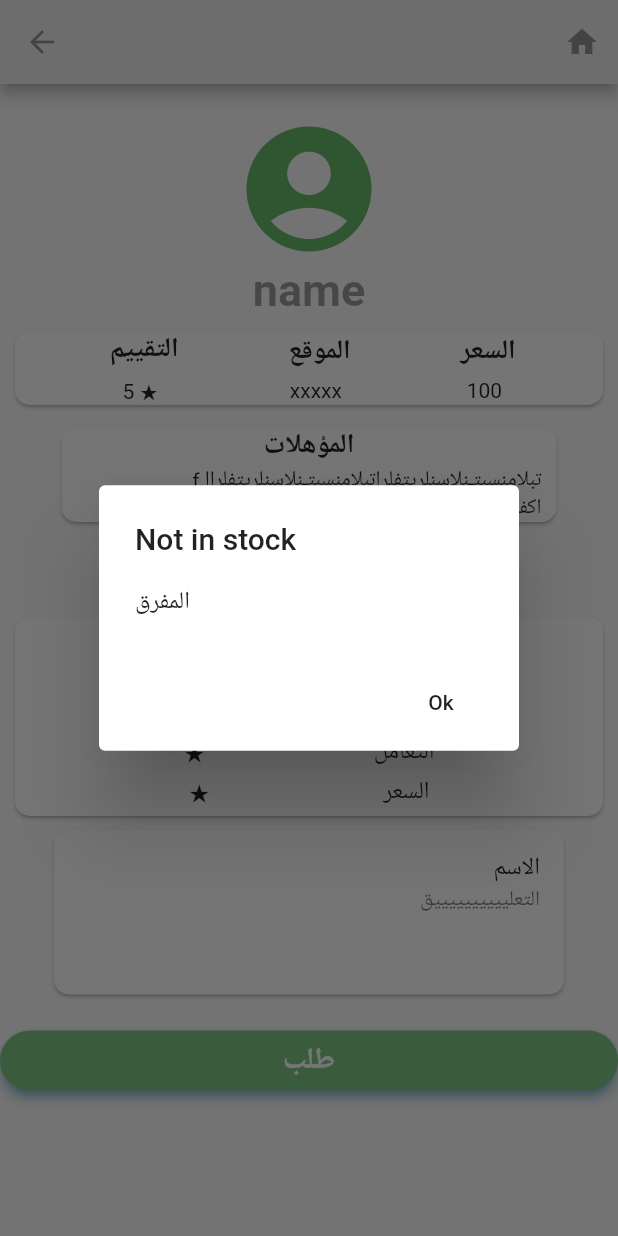
After one commit to wahello/YumnakApp, a Flutter app: the SP_details screen opened directly, after a tap on "عرض المرفقات", on a phone screen of 412 x 824 dp. The commit adds this screen. Run offline on Flutter 3.47's test engine with Material 2 defaults, Android fonts, the phone set to English and light mode, and no system bars; our stand-ins replace file_picker, firebase_auth, firebase_database, firebase_storage, fluttertoast, image_picker; accounts and stored records are empty; Roboto replaces fonts that are missing (Montserrat).

Commit message:
Shahad commit Tuesday 4:30

```diff
--- a/lib/screens/HomePage.dart
+++ b/lib/screens/HomePage.dart
@@ -4,6 +4,7 @@ import 'package:yumnak/screens/Care.dart';
 import 'package:yumnak/screens/CustMyOrders.dart';
 import 'package:yumnak/screens/Main.dart';
 import 'package:yumnak/screens/ModifyCustInfo.dart';
+import 'package:yumnak/screens/SP_details.dart';
 import 'package:yumnak/screens/availableSP.dart';
 import 'package:yumnak/screens/beauty.dart';
 import 'package:yumnak/screens/events.dart';
@@ -61,8 +62,8 @@ class _HomePageState extends State<HomePage> {
                         leading: Icon(Icons.help),
                         title: new Text("الدعم والمساعدة",style: TextStyle(fontFamily: 'Montserrat',fontWeight: FontWeight.bold,fontSize: 18 ,color: Colors.grey[600]),),
                         onTap: (){
-                          //Navigator.push(context, new MaterialPageRoute(
-                          //  builder: (context) =>    ));
+                          Navigator.push(context, new MaterialPageRoute(
+                              builder: (context) =>  SP_details()  ));
                         },
                       ),
                       new Divider(),
--- a/lib/screens/Main.dart
+++ b/lib/screens/Main.dart
@@ -20,13 +20,15 @@ class _MainState extends State<Main> {
               child: Stack(
                 children: <Widget>[
                   Container(
-                      padding: EdgeInsets.fromLTRB(65.0, 70.0, 0.0, 0.0),
+                      width: MediaQuery.of(context).size.width,
+                      padding: EdgeInsets.fromLTRB(0.0, 70.0, 0.0, 0.0),
                       child: Image(image:  AssetImage("assets/logo1.png"), width: 250.0, height: 250.0)
                   ),
                 ],
               ),
             ),
             Container(
+              width: MediaQuery.of(context).size.width,
               padding: EdgeInsets.fromLTRB(70.0, 0.0, 5.0, 25.0),
               child: Text( 'الي ماتعداك',
                   style: TextStyle(
@@ -35,6 +37,7 @@ class _MainState extends State<Main> {
             ),
 
             Container(
+              width: MediaQuery.of(context).size.width,
               padding: EdgeInsets.fromLTRB(160.0, 1.0, 5.0, 10.0),
               child: Text( '..أنا',
                   style: TextStyle(color: Colors.lightBlueAccent, fontWeight: FontWeight.bold, fontSize: 25.0, fontFamily: 'Montserrat',)
@@ -42,6 +45,7 @@ class _MainState extends State<Main> {
             ),
 
             Container(
+                width: MediaQuery.of(context).size.width,
                 child: Row(
                   mainAxisAlignment: MainAxisAlignment.spaceEvenly,
                   children: <Widget>[
--- /dev/null
+++ b/lib/screens/SP_details.dart
@@ -0,0 +1,294 @@
+import 'package:flutter/material.dart';
+import 'package:yumnak/screens/HomePage.dart';
+
+class SP_details extends StatefulWidget {
+  @override
+  _SP_detailsState createState() => _SP_detailsState();
+}
+
+class _SP_detailsState extends State<SP_details>
+    with SingleTickerProviderStateMixin {
+  TabController _tabController;
+  @override
+  void initState() {
+    super.initState();
+    _tabController = TabController(length: 2, vsync: this);
+  }
+
+  Future<void> showAttach(){
+    return showDialog<void>(
+      context: context,
+      builder: (BuildContext context) {
+        return AlertDialog(
+          title: Text('Not in stock'),
+          content: Text("المفرق"),
+          actions: <Widget>[
+            FlatButton(
+              child: Text('Ok'),
+              onPressed: () {
+                Navigator.of(context).pop();
+              },
+            ),
+          ],
+        );
+      },
+    ); }
+
+  @override
+  Widget build(BuildContext context) {
+    return Scaffold(
+      appBar: AppBar(
+        iconTheme: IconThemeData(color: Colors.black38),
+        backgroundColor: Colors.grey[200],
+        actions: <Widget>[IconButton(icon: Icon(Icons.home),onPressed: (){ Navigator.push(context, new MaterialPageRoute(builder: (context) => HomePage()));},)],
+      ),
+      body: ListView(
+        children: <Widget>[
+          Container(
+            width: MediaQuery.of(context).size.width,
+            child: Column(
+              children: <Widget>[
+                SizedBox(height: 20),
+                Icon(Icons.account_circle, size: 100, color: Colors.green[400]),
+                Text("name",
+                    style: TextStyle(
+                        color: Colors.black38,
+                        fontWeight: FontWeight.bold,
+                        fontSize: 30)),
+                Card(
+                  margin: new EdgeInsets.only(
+                      left: 10.0, right: 10.0, top: 10.0, bottom: 5.0),
+                  shape: RoundedRectangleBorder(
+                      borderRadius: BorderRadius.circular(10.0)),
+                  child: Directionality(
+                    textDirection: TextDirection.rtl,
+                    child: Row(
+                        mainAxisAlignment: MainAxisAlignment.spaceEvenly,
+                        children: <Widget>[
+                          Column(children: <Widget>[
+                            Padding(
+                              padding: EdgeInsets.fromLTRB(15, 0, 10, 5),
+                              child: Text("السعر",
+                                  style: TextStyle(
+                                      fontSize: 18, fontWeight: FontWeight.bold)),
+                            ),
+                            Text("100")
+                          ]),
+                          Column(children: <Widget>[
+                            Padding(
+                              padding: EdgeInsets.fromLTRB(15, 0, 10, 5),
+                              child: Text("الموقع",
+                                  style: TextStyle(
+                                      fontSize: 18, fontWeight: FontWeight.bold)),
+                            ),
+                            Text("xxxxx")
+                          ]),
+                          Column(children: <Widget>[
+                            Padding(
+                              padding: EdgeInsets.fromLTRB(15, 0, 10, 5),
+                              child: Text("التقييم",
+                                  style: TextStyle(
+                                      fontSize: 18, fontWeight: FontWeight.bold)),
+                            ),
+                            Text("★ 5")
+                          ]),
+                        ]),
+                  ),
+                ),
+                Container(
+                  //height: 200,
+                  width: 350,
+                  child: Card(
+                      margin: new EdgeInsets.only(
+                          left: 10.0, right: 10.0, top: 10.0, bottom: 5.0),
+                      shape: RoundedRectangleBorder(
+                          borderRadius: BorderRadius.circular(10.0)),
+                      child: Padding(
+                        padding: EdgeInsets.fromLTRB(10, 0, 10, 0),
+                        child: Column(
+                          children: <Widget>[
+                            Text(
+                              "المؤهلات",
+                              style: TextStyle(
+                                fontSize: 18,
+                                fontWeight: FontWeight.bold,
+                              ),
+                            ),
+                            Text(
+                              "تبلامنسبتـنلاسنلريتفلراتبلامنسبتـنلاسنلريتفلراا f اكفناترنلاسنلرلامنسبتـنلاسنلر",
+                              textAlign: TextAlign.start,
+                              overflow: TextOverflow.visible,
+                              textDirection: TextDirection.rtl,
+                            )
+                          ],
+                        ),
+                      )),
+                ),
+
+               Directionality(
+                 textDirection: TextDirection.rtl,
+                 child: Container(
+                   width: 200,
+                     child: RaisedButton(
+                         onPressed: () {
+                           showAttach();
+                         },
+                         color: Colors.grey[200],
+                         child: Row(
+                             children: <Widget>[
+                               Icon(
+                                 Icons.attach_file,
+                                 color: Colors.grey[600],
+                               ),
+                               Text("عرض المرفقات",
+                               style: TextStyle(color: Colors.grey[600],fontWeight: FontWeight.bold,fontSize: 24.0,fontFamily: 'Montserrat',)),
+                             ]
+                         )
+                     )
+                 ),
+               ),
+
+               Container(
+                 child:  Card(
+                   margin: new EdgeInsets.only(
+                       left: 10.0, right: 10.0, top: 10.0, bottom: 5.0),
+                   shape: RoundedRectangleBorder(
+                       borderRadius: BorderRadius.circular(10.0)),
+                   child: Directionality(
+                       textDirection: TextDirection.rtl,
+                       child: Column(
+                         children: <Widget>[
+                           Text(
+                             "التقييم",
+                             style: TextStyle(fontSize: 18,fontWeight: FontWeight.bold ),
+                           ),
+
+
+                           Row(
+                               mainAxisAlignment: MainAxisAlignment.spaceEvenly,
+                               children: <Widget>[
+                                 Column(children: <Widget>[
+                                   Padding(
+                                     padding: EdgeInsets.fromLTRB(0, 0, 0, 5),
+                                     child: Text("الالتزام بالوقت",style: TextStyle(fontSize: 16)),
+                                   ),
+                                 ]),
+                                 Column(
+                                     children: <Widget>[
+                                       Padding(
+                                         padding: EdgeInsets.fromLTRB(0, 0, 0, 5),
+                                         child: Text("★",style: TextStyle( fontSize: 16,)),
+                                       ), ]
+                                 ),
+
+                               ]),
+                           Row(
+                               mainAxisAlignment: MainAxisAlignment.spaceEvenly,
+                               children: <Widget>[
+                                 Column(children: <Widget>[
+                                   Padding(
+                                     padding: EdgeInsets.fromLTRB(0, 0, 0, 5),
+                                     child: Text("جودة العمل",style: TextStyle(fontSize: 16)),
+                                   ),
+                                 ]),
+                                 Column(
+                                     children: <Widget>[
+                                       Padding(
+                                         padding: EdgeInsets.fromLTRB(0, 0, 0, 5),
+                                         child: Text("★",style: TextStyle( fontSize: 16,)),
+                                       ), ]
+                                 ),
+
+                               ]),
+                           Row(
+                               mainAxisAlignment: MainAxisAlignment.spaceEvenly,
+                               children: <Widget>[
+                                 Column(children: <Widget>[
+                                   Padding(
+                                     padding: EdgeInsets.fromLTRB(0, 0, 0, 5),
+                                     child: Text("التعامل",style: TextStyle(fontSize: 16)),
+                                   ),
+                                 ]),
+                                 Column(
+                                     children: <Widget>[
+                                       Padding(
+                                         padding: EdgeInsets.fromLTRB(0, 0, 0, 5),
+                                         child: Text("★",style: TextStyle( fontSize: 16,),),
+                                       ), ]
+                                 ),
+
+                               ]),
+                           Row(
+                               mainAxisAlignment: MainAxisAlignment.spaceEvenly,
+                               children: <Widget>[
+                                 Column(children: <Widget>[
+                                   Padding(
+                                     padding: EdgeInsets.fromLTRB(0, 0, 0, 5),
+                                     child: Text("السعر",style: TextStyle(fontSize: 16)),
+                                   ),
+                                 ]),
+                                 Column(
+                                     children: <Widget>[
+                                       Padding(
+                                         padding: EdgeInsets.fromLTRB(0, 0, 0, 5),
+                                         child: Text("★",style: TextStyle( fontSize: 16,)),
+                                       ), ]
+                                 ),
+
+                               ]),
+
+
+                         ],
+                       )
+                   ),
+                 ),
+               ),
+               Card(
+                 shape: RoundedRectangleBorder(
+                     borderRadius: BorderRadius.circular(10.0)),
+                 child: Container(
+                   width: 340,
+                   height: 110,
+                   child: ListView(
+                     children: <Widget>[
+                       ListTile(
+                         title: Text('الاسم',textDirection: TextDirection.rtl),
+                         subtitle: Text("التعلييييييييييق",textDirection: TextDirection.rtl),
+                         //dense: true,
+                       ),
+
+                     ],
+                   ),
+                 ),
+
+               ),
+                SizedBox(height: 20),
+                Container(
+                    height: 40.0,
+                    child: Material(
+                      borderRadius: BorderRadius.circular(20.0),
+                      shadowColor: Colors.lightBlueAccent,
+                      color: Colors.green[300],elevation: 3.0,
+                      child: GestureDetector(onTap: () { },
+                        child: Center(
+                          child: Text( 'طلب',
+                            style: TextStyle(color: Colors.white,fontWeight: FontWeight.bold,
+                                    fontSize: 20.0,fontFamily: 'Montserrat'),
+                          ),
+                        ),
+                      ),
+                    )),
+                SizedBox(height: 20),
+
+              ],
+            ),
+          ),
+
+        ],
+      )
+
+
+
+    );
+  }
+}
--- a/lib/screens/SignUp_SP.dart
+++ b/lib/screens/SignUp_SP.dart
@@ -272,9 +272,8 @@ class _SignUp_SPState extends State<SignUp_SP> {
 
                                   children: <Widget>[
                                     SizedBox(height: 32),
-                                        DropdownButton<String>(
-                                          /*validator: (value) =>
-                                          value == null? "يجب اختيار الخدمة المقدمة" : null,*/
+                                    DropdownButtonFormField<String>(
+                                      validator: (value) => value == null ? 'يجب اختيار الخدمة المقدمة' : null,
                                       isExpanded: true,
                                       onChanged: (String text) {
                                         setState(() {
@@ -331,7 +330,8 @@ class _SignUp_SPState extends State<SignUp_SP> {
                                       Column(
                                         children: <Widget>[
                                           //SizedBox(height: 32),
-                                        DropdownButton<String>(
+                                          DropdownButtonFormField<String>(
+                                            validator: (value) => value == null ? 'يجب اختيار الخدمة' : null,
                                             isExpanded: true,
                                             value: longSpinnerValue2,
                                             onChanged: (String text) {
@@ -388,7 +388,8 @@ class _SignUp_SPState extends State<SignUp_SP> {
                                       Column(
                                         children: <Widget>[
                                           //SizedBox(height: 32),
-                                        DropdownButton<String>(
+                                          DropdownButtonFormField<String>(
+                                            validator: (value) => value == null ? 'يجب اختيار الخدمة' : null,
                                             isExpanded: true,
                                             value: longSpinnerValue3,
                                             onChanged: (String text) {
@@ -532,15 +533,11 @@ class _SignUp_SPState extends State<SignUp_SP> {
                                       groupValue: group,
                                       activeColor: Colors.lightBlueAccent,
                                       onChanged: (T) {}),
-
-
                                   new Text("بالساعة"),
                                   new Radio(value: 1,
                                       groupValue: group,
                                       activeColor: Colors.lightBlueAccent,
                                       onChanged: (T) { })
-
-
                                 ],
                               ),
                           ),*/
@@ -636,7 +633,7 @@ class _SignUp_SPState extends State<SignUp_SP> {
     // longSpinnerValue2= longItems2 [0];
 
     if (service == "تعليم و تدريب") {
-      longItems2 = ['-أختر -',
+      longItems2 = [
         'تدريب قيادة',
         'تحفيظ قرآن',
         'دروس خصوصية',
@@ -644,26 +641,26 @@ class _SignUp_SPState extends State<SignUp_SP> {
         'رقص',
         'موسيقي'
       ];
-      longSpinnerValue2 = longItems2 [0];
+     // longSpinnerValue2 = longItems2 [0];
     }
     else if (service == "تنظيم مناسبات") {
-      longItems2 = ['-أختر -','صبابات', 'تنسيق حفلات', 'تجهيز طعام'];
-      longSpinnerValue2 = longItems2 [0];
+      longItems2 = ['صبابات', 'تنسيق حفلات', 'تجهيز طعام'];
+     // longSpinnerValue2 = longItems2 [0];
       longItems3 = ["لا يوجد فئة"];
       longSpinnerValue3 = longItems3 [0];
     }
 
     else if (service == "تجميل") {
-      longItems2 = ['-أختر -','عناية واسترخاء', 'شعر', 'مكياج'];
-      longSpinnerValue2 = longItems2 [0];
+      longItems2 = ['عناية واسترخاء', 'شعر', 'مكياج'];
+    //  longSpinnerValue2 = longItems2 [0];
       longItems3 = ["لا يوجد فئة"];
       longSpinnerValue3 = longItems3 [0];
     }
 
 
     else if (service == "مجالسة") {
-      longItems2 = ['-أختر -','مربية أطفال', 'كبار السن'];
-      longSpinnerValue2 = longItems2 [0];
+      longItems2 = ['مربية أطفال', 'كبار السن'];
+    //  longSpinnerValue2 = longItems2 [0];
       longItems3 = ["لا يوجد فئة"];
       longSpinnerValue3 = longItems3 [0];
     }
@@ -681,7 +678,7 @@ class _SignUp_SPState extends State<SignUp_SP> {
     // longSpinnerValue2= longItems2 [0];
 
     if (subService == "دروس خصوصية") {
-      longItems3 = ['-أختر -',
+      longItems3 = [
         'كيمياء',
         'فيزياء',
         'رياضيات',
@@ -689,7 +686,7 @@ class _SignUp_SPState extends State<SignUp_SP> {
         'اللغة العربية',
         'المرحلة الابتدائية'
       ];
-      longSpinnerValue3 = longItems3 [0];
+     // longSpinnerValue3 = longItems3 [0];
     }
     else {
       // longItems2=["لا يوجد فئة"];
--- a/lib/screens/training.dart
+++ b/lib/screens/training.dart
@@ -1,5 +1,5 @@
 import 'package:flutter/material.dart';
-import 'package:yumnak/models/privateTraining.dart';
+import 'package:yumnak/screens/privateTraining.dart';
 import 'availableSP.dart';
 
 class training extends StatefulWidget {
```
Also changed, not shown: lib/screens/privateTraining.dart (renamed from lib/models/privateTraining.dart). Lines whose indentation alone changed are shown as unchanged.
